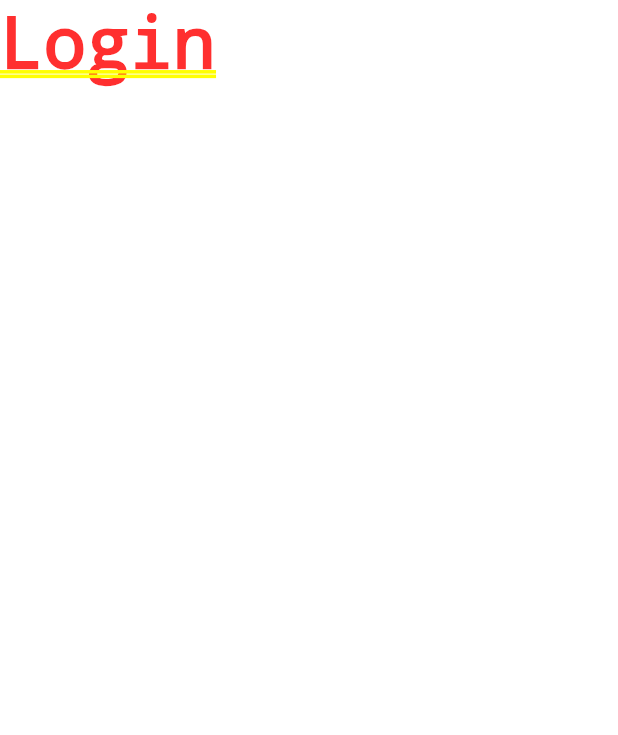
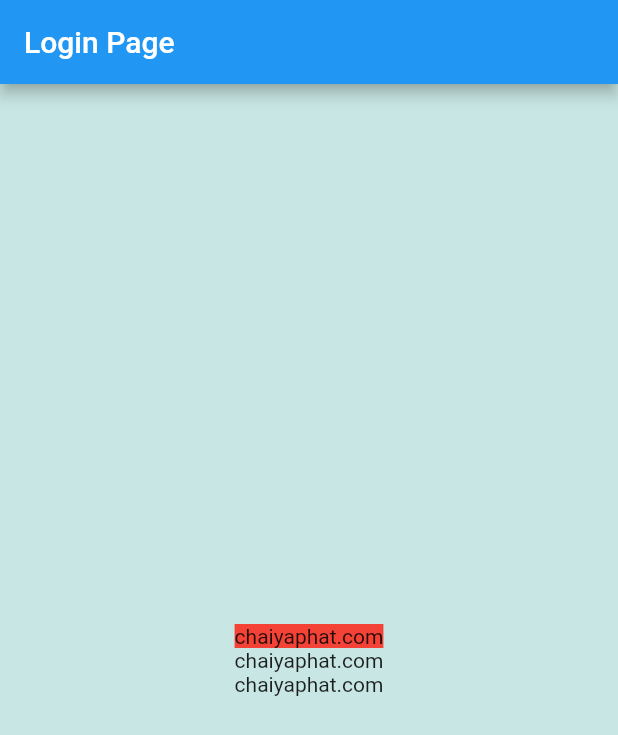
Before and after one commit to chaiyaphat20/flutter_ep1, a Flutter app: the screen it shows after launch, on a phone screen of 412 x 824 dp. Shown: the top 735 px of the screen. Run offline on Flutter 3.47's test engine with Material 2 defaults, Android fonts, the phone set to English and light mode, and no system bars.

Commit message:
[FEAT]: Layout bascis

```diff
--- a/lib/main.dart
+++ b/lib/main.dart
@@ -26,8 +26,23 @@ class LoginPage extends StatefulWidget {
 class _LoginPageState extends State<LoginPage> {
   @override
   Widget build(BuildContext context) {
-    return Container(
-      child: Text("Login"),
+    return Scaffold(
+      appBar: AppBar(
+        title: Text("Login Page"),
+      ),
+      body: Container(
+        color: Colors.teal.withOpacity(0.2),
+        width: double.infinity,
+        child: Column(
+          crossAxisAlignment: CrossAxisAlignment.center,
+          mainAxisAlignment: MainAxisAlignment.center,
+          children: [
+            Container(child: Text("chaiyaphat.com"),color: Colors.red,),
+            Text("chaiyaphat.com"),
+            Text("chaiyaphat.com"),
+          ],
+        ),
+      ),
     );
   }
 }
```
Also changed, not shown: 2 other files.
